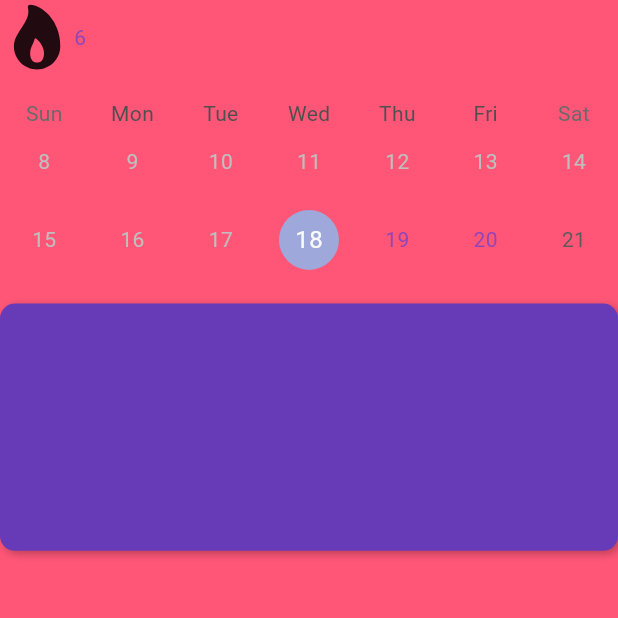
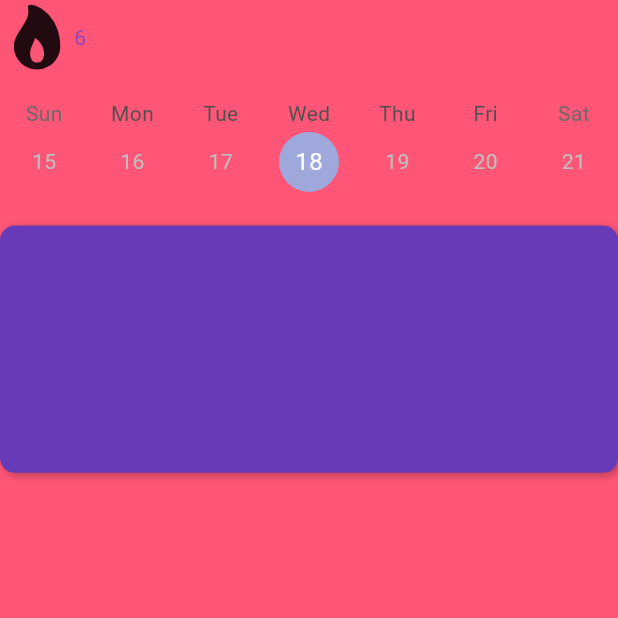
Before and after one commit to real-Hafez/lose_weight_eat_healthy, a Flutter app: the HomeScreen screen opened directly, on a phone screen of 412 x 824 dp, the top half of it. Run offline on Flutter 3.47's test engine with Material 3 defaults, Android fonts, the phone set to English and light mode, and no system bars; drawn by our look-alikes of table_calendar; our stand-ins replace animated_text_kit, another_flutter_splash_screen, auto_size_text, bloc, cloud_firestore, device_preview and 14 more; accounts and stored records are empty.

Commit message:
make sure widget add successfully when user press add the widget

```diff
--- a/lib/src/features/Setup/widgets/water_widget.dart
+++ b/lib/src/features/Setup/widgets/water_widget.dart
@@ -27,7 +27,8 @@ class _WaterWidgetState extends State<WaterWidget> {
   bool _showNextButton = false;
   bool _showSkip = false;
 
-  static const platform = MethodChannel('com.example.fuckin/widget');
+  static const platform =
+      MethodChannel('com.example.lose_weight_eat_healthy/widget');
 
   @override
   void initState() {
--- a/lib/src/features/home/widgets/calender_for_training_water.dart
+++ b/lib/src/features/home/widgets/calender_for_training_water.dart
@@ -8,11 +8,11 @@ class calender_for_training_water extends StatelessWidget {
   Widget build(BuildContext context) {
     return TableCalendar(
       firstDay: DateTime.now(),
-      lastDay: DateTime.now().add(const Duration(days: 13)),
+      lastDay: DateTime.now().add(const Duration(days: 0)),
       focusedDay: DateTime.now(),
       sixWeekMonthsEnforced: false,
       headerVisible: false,
-      calendarFormat: CalendarFormat.twoWeeks,
+      calendarFormat: CalendarFormat.week,
     );
   }
 }
--- a/lib/src/features/water/pages/water.dart
+++ b/lib/src/features/water/pages/water.dart
@@ -1,5 +1,6 @@
 import 'package:flutter/material.dart';
 import 'package:flutter/services.dart';
+import 'package:lose_weight_eat_healthy/src/features/Home/widgets/calender_for_training_water.dart';
 import 'package:lose_weight_eat_healthy/src/features/water/widgets/WaterIntakeWidget.dart';
 import 'package:shared_preferences/shared_preferences.dart';
 
@@ -111,8 +112,8 @@ class _WaterState extends State<Water> {
               });
               _updateWidget();
             },
-            // onUnitChange: _handleUnitChange,
           ),
+          const calender_for_training_water()
         ],
       ),
     );
```
